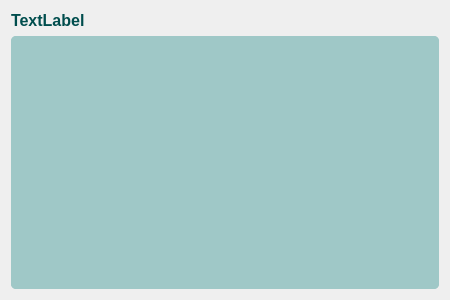
Before: the Qt Designer form OnLib/OnLib/BookSection.ui in Andrew-Gh21/OnLib, drawn with Qt 5.
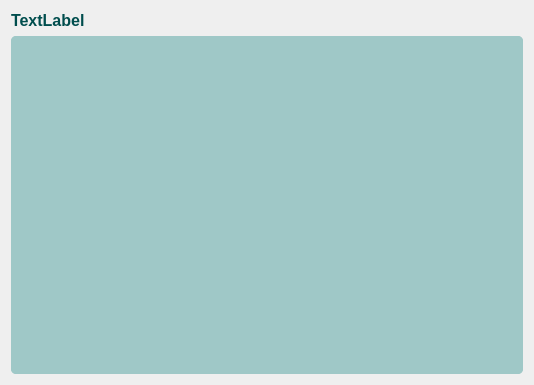
After: the same form once the commit is applied.

Commit message:
Size of book section/preview
Changed the way book section and book preview appear for all screens.

```diff
--- a/OnLib/OnLib/BookSection.ui
+++ b/OnLib/OnLib/BookSection.ui
@@ -6,8 +6,8 @@
    <rect>
     <x>0</x>
     <y>0</y>
-    <width>450</width>
-    <height>300</height>
+    <width>534</width>
+    <height>385</height>
    </rect>
   </property>
   <property name="sizePolicy">
@@ -76,8 +76,8 @@
        <rect>
         <x>0</x>
         <y>0</y>
-        <width>428</width>
-        <height>247</height>
+        <width>512</width>
+        <height>332</height>
        </rect>
       </property>
       <property name="minimumSize">
```
The commit also changes 5 other files.
